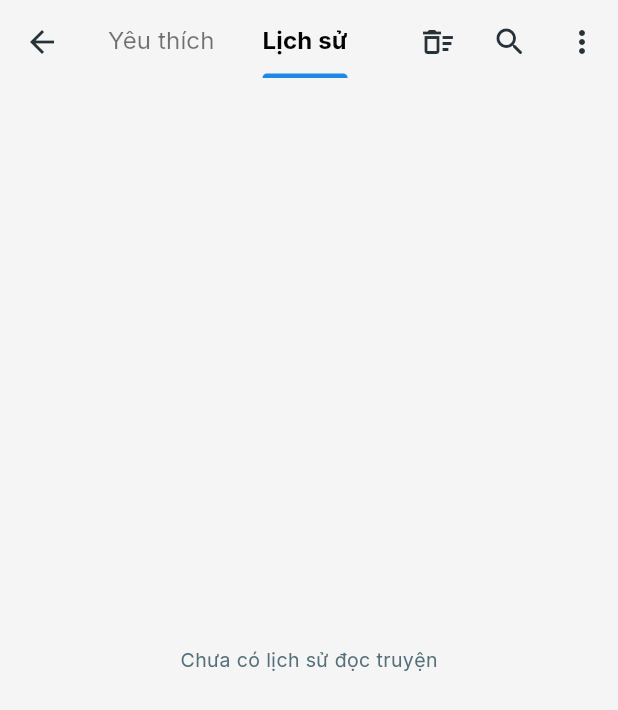
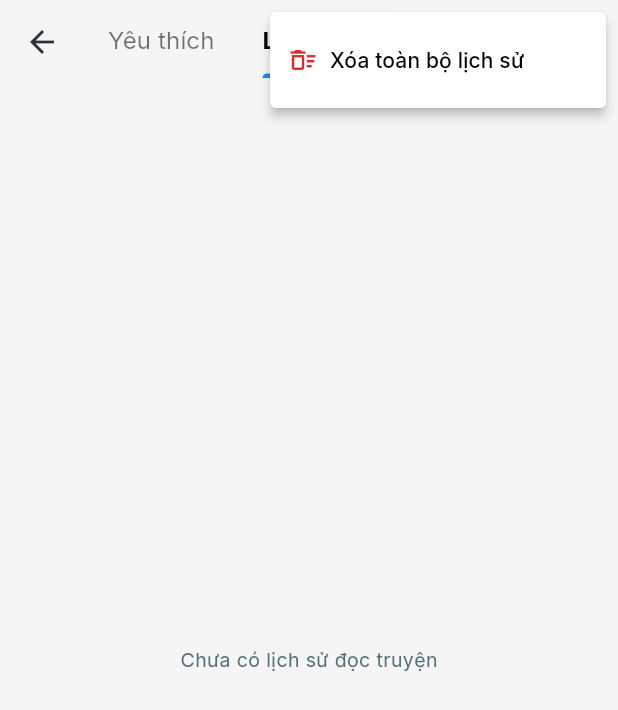
Before and after one commit to NgocThachTN/RockyDexMobile, a Flutter app: the StorageScreen screen opened by its route, tab 2 chosen, after a tap on the "more vert" icon, on a phone screen of 412 x 824 dp. Shown: the top 710 px of the screen. Run offline on Flutter 3.47's test engine with Material 3 defaults, Android fonts, the phone set to English and light mode, and no system bars; our stand-ins replace cached_network_image, dio, flutter_riverpod, go_router, google_fonts, google_sign_in and 4 more; accounts and stored records are empty; network calls fail.

Commit message:
Bump version to v1.1.8, redesign library screen to move clear history button to 3-dots popup menu

```diff
--- a/mobile/lib/features/library/presentation/screens/storage_screen.dart
+++ b/mobile/lib/features/library/presentation/screens/storage_screen.dart
@@ -94,21 +94,33 @@ class _StorageScreenState extends ConsumerState<StorageScreen> with SingleTicker
           ),
         ),
         actions: [
-          if (_tabController.index == 1) // Only show on History tab
-            IconButton(
-              icon: const Icon(Icons.delete_sweep_outlined),
-              tooltip: 'Xóa lịch sử',
-              onPressed: () => _handleClearHistory(context),
-            ),
           IconButton(
             icon: const Icon(Icons.search_rounded),
             tooltip: 'Tìm kiếm',
             onPressed: () => context.push('/search'),
           ),
-          IconButton(
-            icon: const Icon(Icons.more_vert_rounded),
-            onPressed: () {},
-          ),
+          if (_tabController.index == 1)
+            PopupMenuButton<String>(
+              icon: const Icon(Icons.more_vert_rounded),
+              tooltip: 'Thêm',
+              onSelected: (value) {
+                if (value == 'clear_history') {
+                  _handleClearHistory(context);
+                }
+              },
+              itemBuilder: (BuildContext context) => [
+                const PopupMenuItem<String>(
+                  value: 'clear_history',
+                  child: Row(
+                    children: [
+                      Icon(Icons.delete_sweep_outlined, color: AppColors.error, size: 20),
+                      SizedBox(width: 8),
+                      Text('Xóa toàn bộ lịch sử', style: TextStyle(fontSize: 14)),
+                    ],
+                  ),
+                ),
+              ],
+            ),
         ],
       ),
       body: TabBarView(
--- a/mobile/lib/features/profile/presentation/screens/profile_screen.dart
+++ b/mobile/lib/features/profile/presentation/screens/profile_screen.dart
@@ -432,7 +432,7 @@ class ProfileScreen extends ConsumerWidget {
         mainAxisAlignment: MainAxisAlignment.center,
         children: [
           const Text(
-            'Phiên bản: 1.1.7',
+            'Phiên bản: 1.1.8',
             style: TextStyle(color: Colors.grey, fontSize: 12, fontWeight: FontWeight.w500),
           ),
           const SizedBox(width: 8),
--- a/mobile/lib/features/splash/presentation/screens/splash_screen.dart
+++ b/mobile/lib/features/splash/presentation/screens/splash_screen.dart
@@ -224,7 +224,7 @@ class _SplashScreenState extends State<SplashScreen> with SingleTickerProviderSt
                 child: FadeTransition(
                   opacity: _subtitleOpacity,
                   child: Text(
-                    'v1.1.7',
+                    'v1.1.8',
                     style: TextStyle(
                       fontSize: 12,
                       color: isDark
--- a/mobile/pubspec.yaml
+++ b/mobile/pubspec.yaml
@@ -16,7 +16,7 @@ publish_to: 'none' # Remove this line if you wish to publish to pub.dev
 # https://developer.apple.com/library/archive/documentation/General/Reference/InfoPlistKeyReference/Articles/CoreFoundationKeys.html
 # In Windows, build-name is used as the major, minor, and patch parts
 # of the product and file versions while build-number is used as the build suffix.
-version: 1.1.7+21
+version: 1.1.8+22
 
 environment:
   sdk: ^3.11.3
--- a/release_notes.txt
+++ b/release_notes.txt
@@ -1,3 +1,7 @@
+Cập nhật v1.1.8:
+- Nâng cấp phiên bản lên v1.1.8+22.
+- Thiết kế lại Kệ sách (Thư viện): Di chuyển nút "Xóa lịch sử" vào trình đơn 3 chấm dọc (PopupMenuButton) ở góc AppBar giúp tối ưu không gian hiển thị, khắc phục hoàn toàn hiện tượng nhãn TabBar bị chèn ép gây tràn chữ thành "Lịc".
+
 Cập nhật v1.1.7:
 - Nâng cấp phiên bản lên v1.1.7+21.
 - Thiết kế lại Trang cá nhân (Cá nhân) hiện đại: Gom nhóm các cài đặt vào thẻ Panel bo góc, loại bỏ các dòng kẻ ngang Divider, đồng bộ hóa biểu tượng cài đặt với nền xanh mờ thương hiệu.
```
